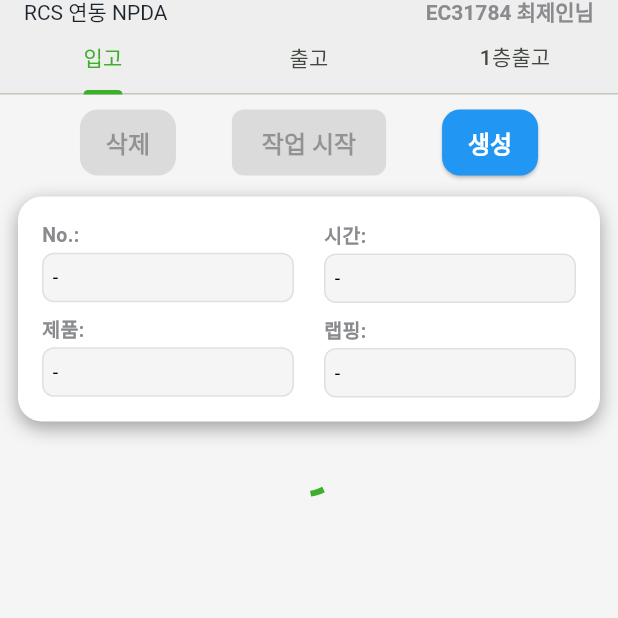
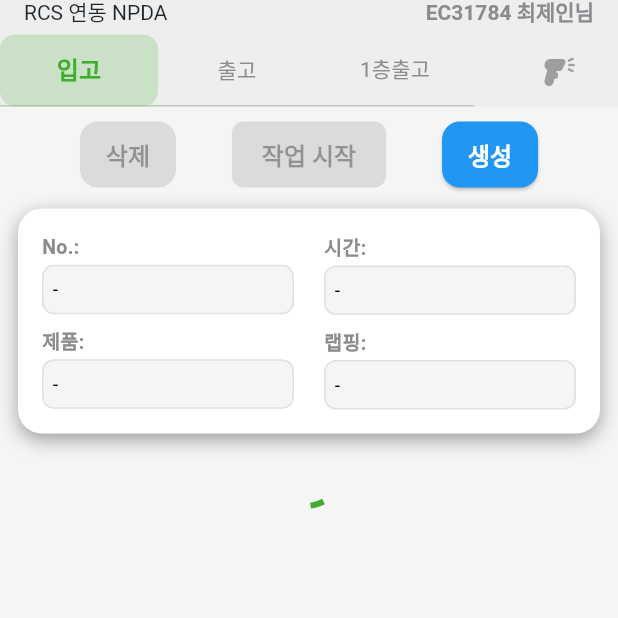
Before and after one commit to Jeihn-Choe/npda_ui, a Flutter app: the screen it shows after launch, on a phone screen of 412 x 824 dp, the top half of it. Run offline on Flutter 3.47's test engine with Material 3 defaults, Android fonts, the phone set to English and light mode, and no system bars; our stand-ins replace dio, flutter_riverpod, go_router, logger; missing offline and left inert: mqtt_client; Roboto replaces fonts that are missing (Pretendard).

Commit message:
바코드 버튼 구현중. 기본구현 완료, 이벤트 시 처리 로직 구현 필요

```diff
--- a/lib/features/inbound/presentation/inbound_screen.dart
+++ b/lib/features/inbound/presentation/inbound_screen.dart
@@ -49,6 +49,7 @@ class InboundScreen extends ConsumerWidget {
     final selectedMissionNos = inboundState.selectedMissionNos;
     final selectedMisssion = inboundState.selectedMission;
     final isSelectionModeActive = inboundState.isSelectionModeActive;
+    final isScannerModeActive = inboundState.isScannerModeActive;
 
     final DateFormat formatter = DateFormat('yyyy-MM-dd HH:mm:ss');
 
--- a/lib/features/inbound/presentation/inbound_viewmodel.dart
+++ b/lib/features/inbound/presentation/inbound_viewmodel.dart
@@ -12,6 +12,7 @@ class CurrentInboundMissionState {
   final Set<int> selectedMissionNos;
   final CurrentInboundMissionEntity? selectedMission;
   final bool isSelectionModeActive;
+  final bool isScannerModeActive;
 
   const CurrentInboundMissionState({
     this.currentInboundMissions = const [],
@@ -20,6 +21,7 @@ class CurrentInboundMissionState {
     this.selectedMissionNos = const {},
     this.selectedMission,
     this.isSelectionModeActive = false,
+    this.isScannerModeActive = true,
   });
 
   CurrentInboundMissionState copyWith({
@@ -29,6 +31,7 @@ class CurrentInboundMissionState {
     Set<int>? selectedMissionNos,
     CurrentInboundMissionEntity? selectedMission,
     bool? isSelectionModeActive,
+    bool? isScannerModeActive,
   }) {
     return CurrentInboundMissionState(
       currentInboundMissions:
@@ -39,6 +42,7 @@ class CurrentInboundMissionState {
       selectedMission: selectedMission ?? this.selectedMission,
       isSelectionModeActive:
           isSelectionModeActive ?? this.isSelectionModeActive,
+      isScannerModeActive: isScannerModeActive ?? this.isScannerModeActive,
     );
   }
 }
--- a/lib/presentation/main_shell.dart
+++ b/lib/presentation/main_shell.dart
@@ -16,7 +16,9 @@ class MainShell extends ConsumerWidget {
 
     return DefaultTabController(
       length: (3),
-      child: Scaffold(
+      child: Stack(
+        children: [
+          Scaffold(
             appBar: AppBar(
               backgroundColor: AppColors.grey200,
               toolbarHeight: 15,
@@ -41,7 +43,28 @@ class MainShell extends ConsumerWidget {
                   ),
                 ],
               ),
-          bottom: TabBar(
+              bottom: PreferredSize(
+                preferredSize: const Size.fromHeight(kToolbarHeight),
+                child: Row(
+                  children: [
+                    Expanded(
+                      child: TabBar(
+                        labelColor: AppColors.celltrionGreen,
+                        unselectedLabelColor: AppColors.lightGrey,
+                        labelStyle: TextStyle(
+                          fontWeight: FontWeight.bold,
+                          fontSize: 16,
+                        ),
+                        unselectedLabelStyle: TextStyle(
+                          fontWeight: FontWeight.normal,
+                          fontSize: 14,
+                        ),
+                        indicatorSize: TabBarIndicatorSize.tab,
+                        indicator: BoxDecoration(
+                          borderRadius: BorderRadius.circular(10),
+                          color: AppColors.celltrionGreen.withOpacity(0.2),
+                        ),
+
                         tabs: [
                           Tab(text: '입고'),
                           Tab(text: '출고'),
@@ -51,8 +74,23 @@ class MainShell extends ConsumerWidget {
                         onTap: (index) => _onTap(context, index),
                       ),
                     ),
+
+                    Padding(
+                      padding: const EdgeInsets.only(right: 16.0, left: 32.0),
+                      child: IconButton(
+                        icon: Icon(Icons.barcode_reader),
+                        color: Colors.grey,
+                        onPressed: () {},
+                      ),
+                    ),
+                  ],
+                ),
+              ),
+            ),
             // 탭에 따라 다른 화면을 보여주는 Shell
             body: navigationShell,
+          ),
+        ],
       ),
     );
   }
```
Lines whose indentation alone changed are shown as unchanged.
